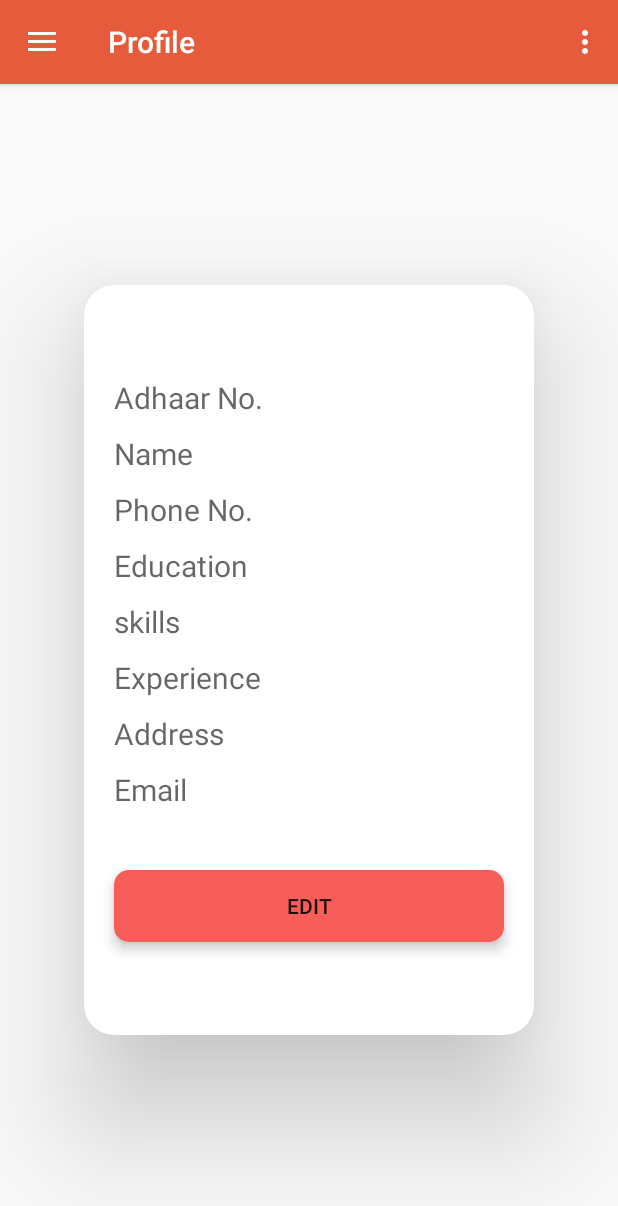
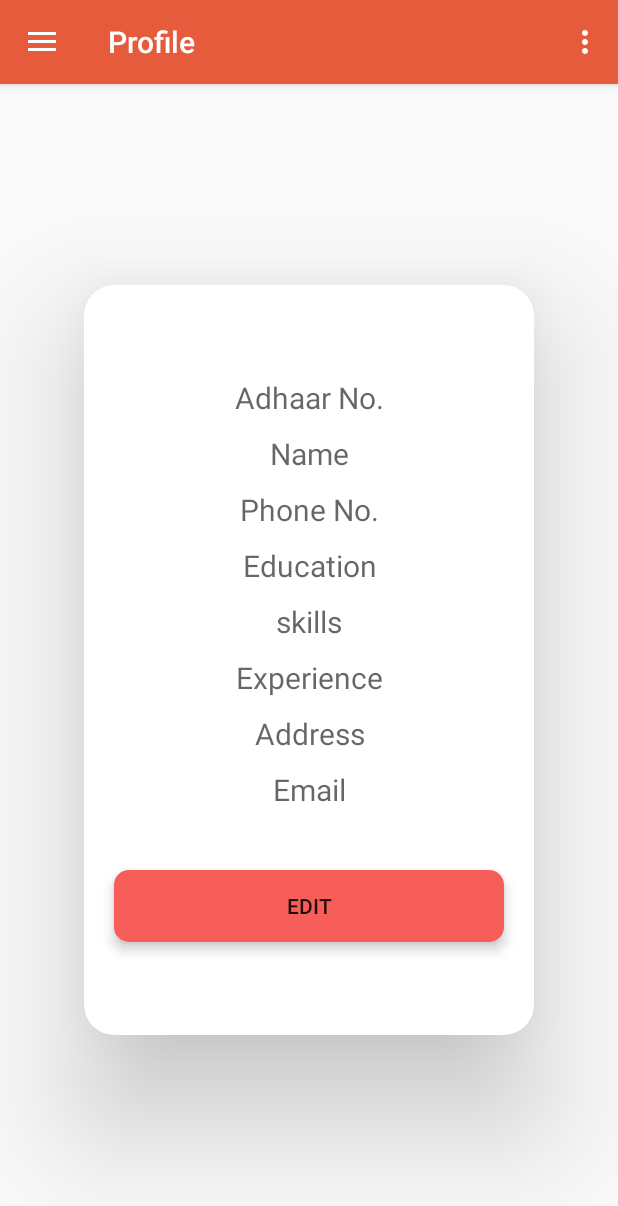
Before and after one commit to gauravlodhi41/MobileApp_Kaami, an Android app: the screen it shows after launch once a user with an empty profile is signed in (MainActivity), in the side drawer, after a tap on "Profile", on a phone screen of 412 x 824 dp. Shown: the top 1206 px of the screen. Run offline under Robolectric (Android 15) with nearby library versions, the phone set to English and light mode, and no system bars; our stand-ins replace Firebase (no records; nobody signed in at launch, a user with empty details on screens opened directly), navigation-ui.

Commit message:
removed error for firebase

```diff
--- a/app/src/main/java/com/company/kaami/activity/MainActivity.java
+++ b/app/src/main/java/com/company/kaami/activity/MainActivity.java
@@ -105,7 +105,7 @@ public class MainActivity extends AppCompatActivity {
             finish();
         }
         if(id1==R.id.action_googlemap){
-            startActivity(new Intent(MainActivity.this,MainActivity.class));
+            startActivity(new Intent(MainActivity.this,MapsActivity.class));
         }
 
         return super.onOptionsItemSelected(item);
--- a/app/src/main/java/com/company/kaami/activity/ui/profile/ProfileFragment.java
+++ b/app/src/main/java/com/company/kaami/activity/ui/profile/ProfileFragment.java
@@ -7,6 +7,7 @@ import android.view.ViewGroup;
 import android.widget.Button;
 import android.widget.EditText;
 import android.widget.LinearLayout;
+import android.widget.ScrollView;
 import android.widget.TextView;
 import android.widget.Toast;
 
@@ -36,7 +37,8 @@ public class ProfileFragment extends Fragment {
     private ProfileFeatures profileFeatures;
 
     private ProfileViewModel profileViewModel;
-    private LinearLayout textLinearView,editLinearText;
+    private LinearLayout textLinearView;
+    private ScrollView editLinearText;
     private Button edittextbt,updatetextbt;
     private EditText adhaaredittext,nameedittext,phonenoedittext,educationedittext,skillsedittext,experienceedittext,addressedittext,emailedittext,passwordedittext;
     private TextView adhaartext,nametext,phonenotext,educationtext,skillstext,experiencetext,addresstext,emailtext;
@@ -105,7 +107,7 @@ public class ProfileFragment extends Fragment {
     }
 
     private void getFromFirebase() {
-        myRef.child(user.getEmail()).addValueEventListener(new ValueEventListener(){
+        myRef.child(user.getPhoneNumber()).addValueEventListener(new ValueEventListener(){
             @Override
             public void onDataChange(@NonNull DataSnapshot dataSnapshot) {
                 profileFeatures=dataSnapshot.getValue(ProfileFeatures.class);
@@ -135,7 +137,7 @@ public class ProfileFragment extends Fragment {
         }
         else {
             profileFeatures = new ProfileFeatures(aadhar, name, phone, education, skills, experience, address, email, password);
-            myRef.child(user.getEmail()).setValue(profileFeatures);
+            myRef.child(user.getPhoneNumber()).setValue(profileFeatures);
         }
     }
 
--- a/app/src/main/java/com/company/kaami/database/ProfileFeatures.java
+++ b/app/src/main/java/com/company/kaami/database/ProfileFeatures.java
@@ -11,7 +11,11 @@ public class ProfileFeatures {
     private String email;
     private String password;
 
-    public ProfileFeatures(String aadharno, String name, String phoneno, String education, String skills, String experience, String address, String email,String password) {
+    public ProfileFeatures() {
+
+    }
+
+    public ProfileFeatures(String aadharno, String name, String phoneno, String education, String skills, String experience, String address, String email, String password) {
         this.aadharno = aadharno;
         this.name = name;
         this.phoneno = phoneno;
--- a/app/src/main/res/layout/fragment_profile.xml
+++ b/app/src/main/res/layout/fragment_profile.xml
@@ -25,6 +25,7 @@
                 android:layout_width="match_parent"
                 android:layout_height="match_parent">
                 <TextView
+                    android:gravity="center"
                     android:layout_marginHorizontal="20dp"
                     android:layout_gravity="center"
                     android:textSize="20dp"
@@ -34,6 +35,7 @@
                     android:id="@+id/adhaartext"/>
 
                 <TextView
+                    android:gravity="center"
                     android:layout_marginTop="10dp"
                     android:layout_marginHorizontal="20dp"
                     android:layout_gravity="center"
@@ -44,6 +46,7 @@
                     android:id="@+id/nameid"/>
 
                 <TextView
+                    android:gravity="center"
                     android:layout_marginTop="10dp"
                     android:layout_marginHorizontal="20dp"
                     android:layout_gravity="center"
@@ -54,6 +57,7 @@
                     android:id="@+id/phonenoid"/>
 
                 <TextView
+                    android:gravity="center"
                     android:layout_marginTop="10dp"
                     android:layout_marginHorizontal="20dp"
                     android:layout_gravity="center"
@@ -64,6 +68,7 @@
                     android:id="@+id/educationid"/>
 
                 <TextView
+                    android:gravity="center"
                     android:layout_marginTop="10dp"
                     android:layout_marginHorizontal="20dp"
                     android:layout_gravity="center"
@@ -74,6 +79,7 @@
                     android:id="@+id/skillsid"/>
 
                 <TextView
+                    android:gravity="center"
                     android:layout_marginTop="10dp"
                     android:layout_marginHorizontal="20dp"
                     android:layout_gravity="center"
@@ -84,6 +90,7 @@
                     android:id="@+id/experienceid"/>
 
                 <TextView
+                    android:gravity="center"
                     android:layout_marginTop="10dp"
                     android:layout_marginHorizontal="20dp"
                     android:layout_gravity="center"
@@ -94,6 +101,7 @@
                     android:id="@+id/addressid"/>
 
                 <TextView
+                    android:gravity="center"
                     android:layout_marginTop="10dp"
                     android:layout_marginHorizontal="20dp"
                     android:layout_gravity="center"
@@ -125,14 +133,18 @@
 
     </LinearLayout>
 
-    <LinearLayout
+    <ScrollView
         android:visibility="visible"
+        android:id="@+id/linearlayoutedit"
+        android:layout_width="match_parent"
+        android:layout_height="match_parent">
+        <LinearLayout
         android:gravity="center"
         android:layout_width="match_parent"
         android:layout_height="match_parent"
-        android:id="@+id/linearlayoutedit"
         android:orientation="vertical">
         <EditText
+            android:gravity="center"
             android:layout_marginHorizontal="20dp"
             android:layout_gravity="center"
             android:textSize="20dp"
@@ -143,6 +155,7 @@
             android:id="@+id/adhaaredittext"/>
 
         <EditText
+            android:gravity="center"
             android:layout_marginTop="10dp"
             android:layout_marginHorizontal="20dp"
             android:layout_gravity="center"
@@ -153,6 +166,7 @@
             android:id="@+id/nameeditid"/>
 
         <EditText
+            android:gravity="center"
             android:layout_marginTop="10dp"
             android:layout_marginHorizontal="20dp"
             android:layout_gravity="center"
@@ -164,6 +178,7 @@
             android:id="@+id/phonenoeditid"/>
 
         <EditText
+            android:gravity="center"
             android:layout_marginTop="10dp"
             android:layout_marginHorizontal="20dp"
             android:layout_gravity="center"
@@ -174,6 +189,7 @@
             android:id="@+id/educationeditid"/>
 
         <EditText
+            android:gravity="center"
             android:layout_marginTop="10dp"
             android:layout_marginHorizontal="20dp"
             android:layout_gravity="center"
@@ -184,6 +200,7 @@
             android:id="@+id/skillseditid"/>
 
         <EditText
+            android:gravity="center"
             android:layout_marginTop="10dp"
             android:layout_marginHorizontal="20dp"
             android:layout_gravity="center"
@@ -194,6 +211,7 @@
             android:id="@+id/experienceeditid"/>
 
         <EditText
+            android:gravity="center"
             android:layout_marginTop="10dp"
             android:layout_marginHorizontal="20dp"
             android:layout_gravity="center"
@@ -204,6 +222,7 @@
             android:id="@+id/addresseditid"/>
 
         <EditText
+            android:gravity="center"
             android:layout_marginTop="10dp"
             android:layout_marginHorizontal="20dp"
             android:layout_gravity="center"
@@ -214,6 +233,7 @@
             android:hint="Email"
             android:id="@+id/emaileditid"/>
         <EditText
+            android:gravity="center"
             android:layout_marginTop="10dp"
             android:layout_marginHorizontal="20dp"
             android:layout_gravity="center"
@@ -242,4 +262,6 @@
 
     </LinearLayout>
 
+    </ScrollView>
+
 </RelativeLayout>
```
